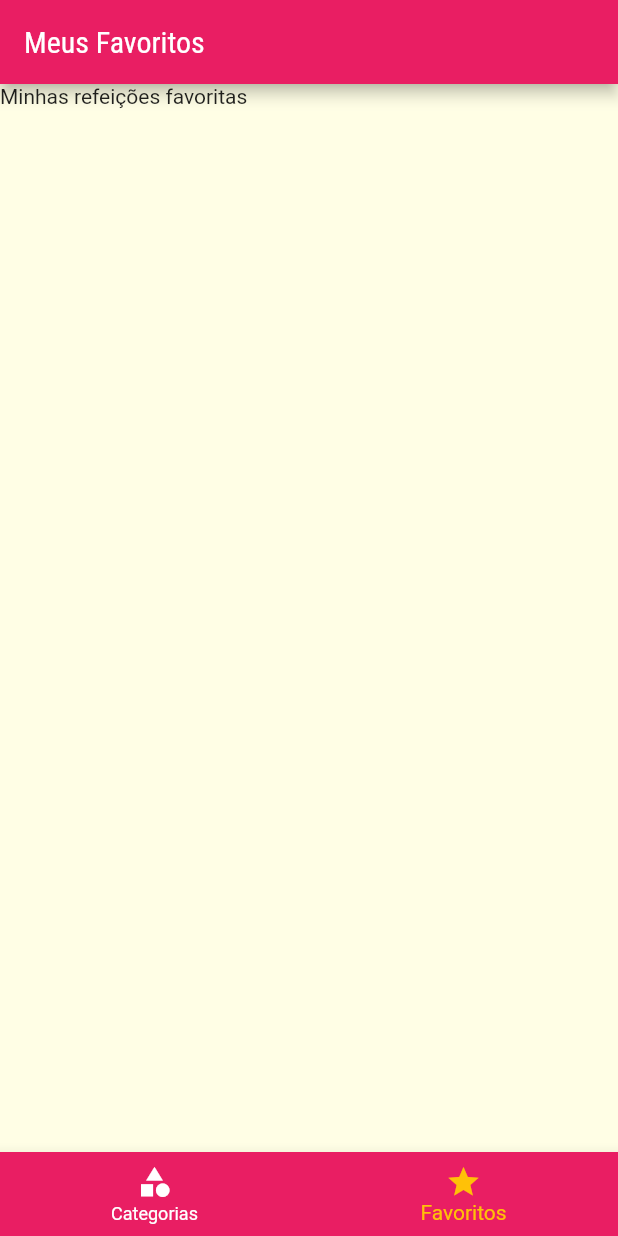
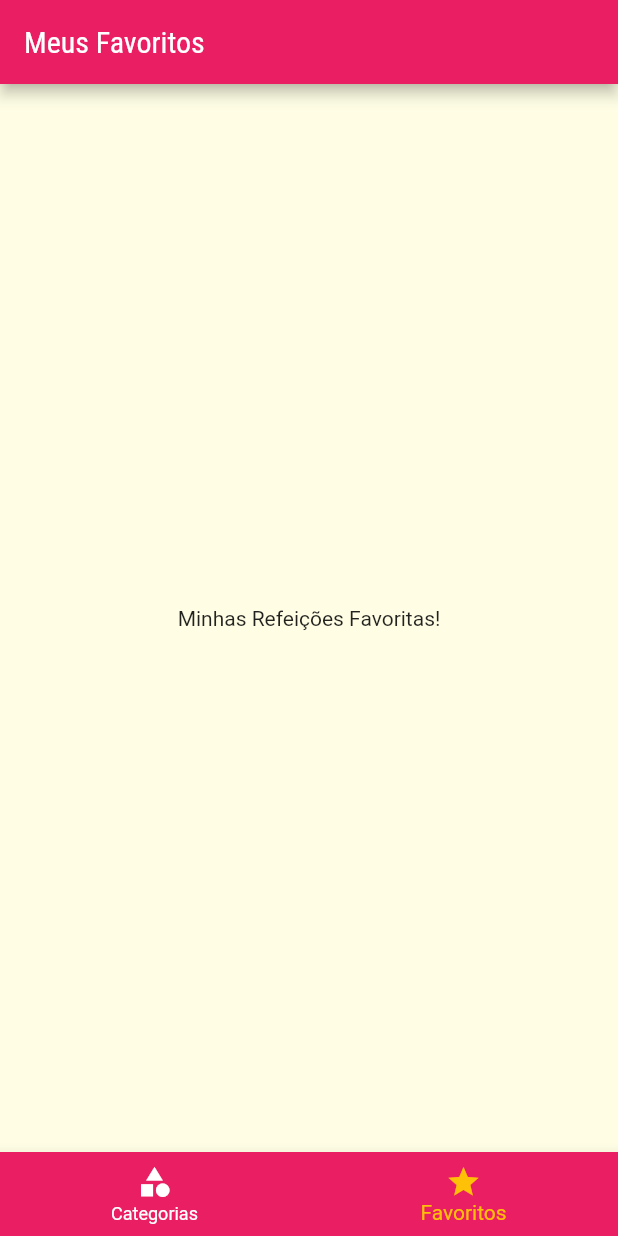
Before and after one commit to LuscaMamede/Receitas-Mobile, a Flutter app: the screen it shows after launch, item 2 of the bottom bar chosen, on a phone screen of 412 x 824 dp. Run offline on Flutter 3.47's test engine with Material 2 defaults, Android fonts, the phone set to English and light mode, and no system bars.

Commit message:
modified:   lib/components/meal_item.dart 	modified:   lib/screens/favorite_screen.dart 	modified:   lib/screens/meal_detail_screen.dart 	modified:   lib/utils/app_routes.dart

```diff
--- a/lib/screens/favorite_screen.dart
+++ b/lib/screens/favorite_screen.dart
@@ -1,10 +1,12 @@
 import 'package:flutter/material.dart';
 
 class FavoriteScreen extends StatelessWidget {
-  const FavoriteScreen({super.key});
+  const FavoriteScreen({Key? key}) : super(key: key);
 
   @override
   Widget build(BuildContext context) {
-    return const Text('Minhas refeições favoritas');
+    return const Center(
+      child: Text('Minhas Refeições Favoritas!'),
+    );
   }
 }
--- a/lib/utils/app_routes.dart
+++ b/lib/utils/app_routes.dart
@@ -1,5 +1,5 @@
 class AppRoutes {
   static const home = '/';
   static const categoriesMeals = '/categories-meals';
-  static const mealDetail = '/meal-detail';
+  static const mealDetail = '/metal-detail';
 }
```
Also changed, not shown: lib/components/meal_item.dart (+5 -2 lines), lib/screens/meal_detail_screen.dart (+8 -7 lines).
